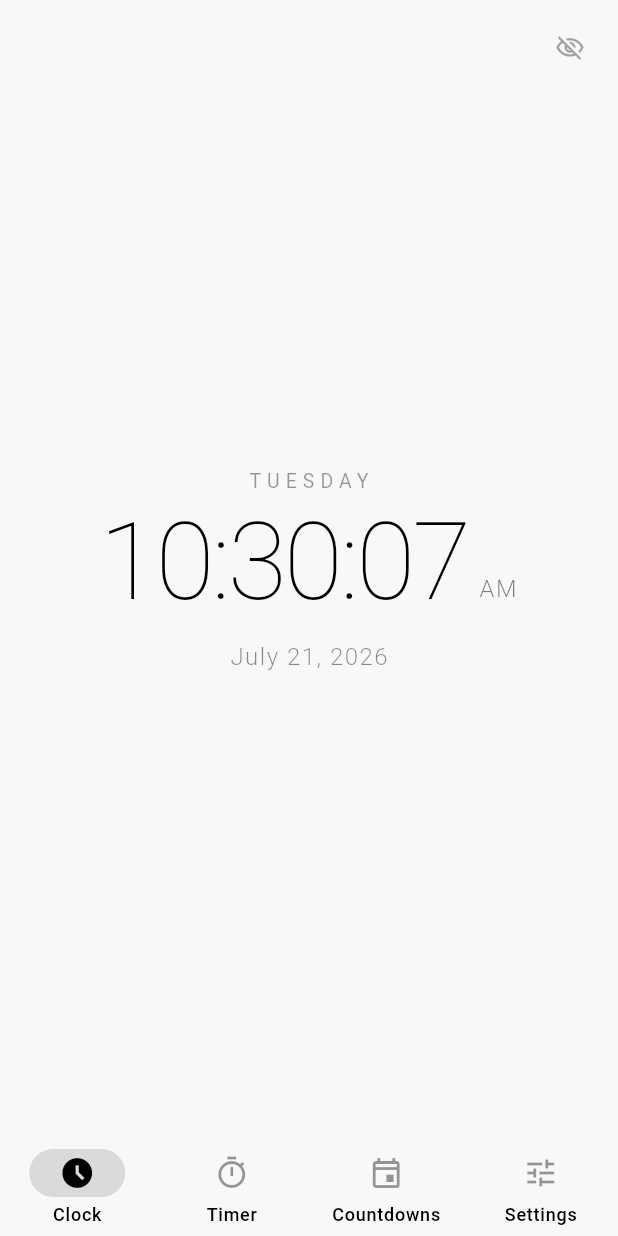
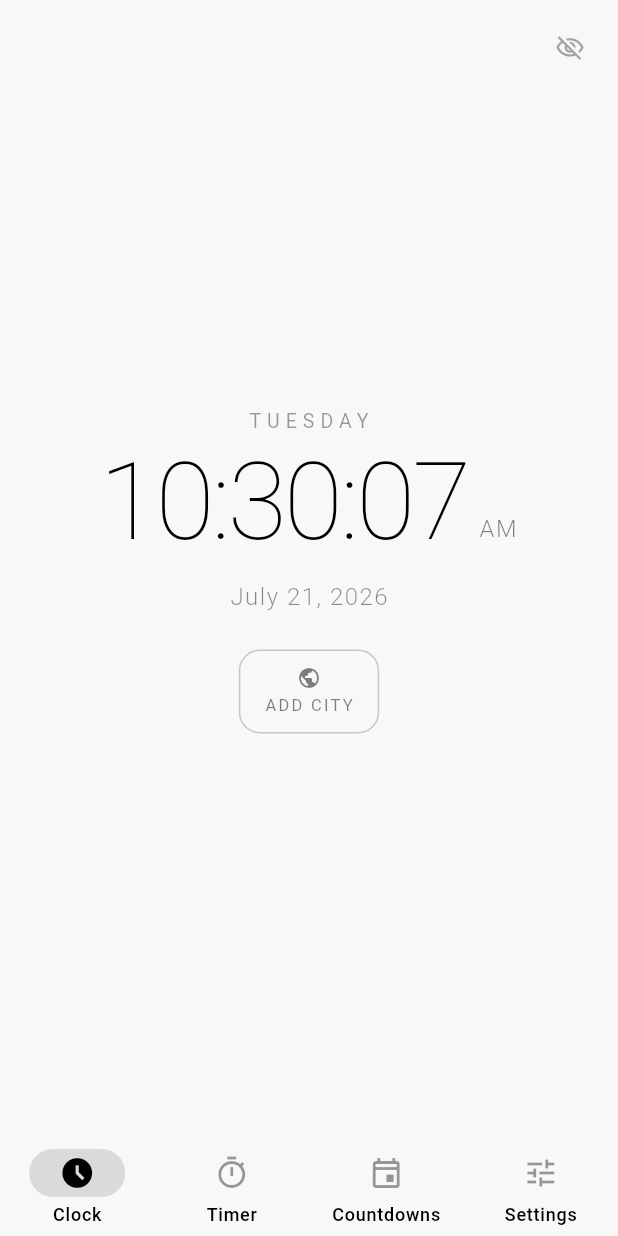
Before and after one commit to ImJustIvaan/Minimal-Clock-Mobile, a Flutter app: the screen it shows after launch, on a phone screen of 412 x 824 dp. Run offline on Flutter 3.47's test engine with Material 3 defaults, Android fonts, the phone set to English and light mode, and no system bars; our stand-ins replace app_links, flutter_local_notifications, flutter_riverpod, flutter_timezone, google_fonts, permission_handler and 6 more; missing offline and left inert: watch_connectivity; accounts and stored records are empty; Roboto replaces fonts that are missing (RobotoMono).

Commit message:
Add world clock: Add City button with per-timezone boxes below the clock
Matches the website's world clock widgets - a row of small tiles showing
live time in other timezones, persisted alongside existing settings.

```diff
--- a/lib/core/models/settings_model.dart
+++ b/lib/core/models/settings_model.dart
@@ -11,6 +11,7 @@ class AppSettings {
   final bool hourlyNotifier;
   final String selectedTimezone;
   final String clockFontFamily;
+  final List<String> worldClocks;
 
   const AppSettings({
     this.themeMode = ThemeMode.system,
@@ -23,6 +24,7 @@ class AppSettings {
     this.hourlyNotifier = false,
     this.selectedTimezone = '',
     this.clockFontFamily = '',
+    this.worldClocks = const [],
   });
 
   AppSettings copyWith({
@@ -36,6 +38,7 @@ class AppSettings {
     bool? hourlyNotifier,
     String? selectedTimezone,
     String? clockFontFamily,
+    List<String>? worldClocks,
   }) {
     return AppSettings(
       themeMode: themeMode ?? this.themeMode,
@@ -48,6 +51,7 @@ class AppSettings {
       hourlyNotifier: hourlyNotifier ?? this.hourlyNotifier,
       selectedTimezone: selectedTimezone ?? this.selectedTimezone,
       clockFontFamily: clockFontFamily ?? this.clockFontFamily,
+      worldClocks: worldClocks ?? this.worldClocks,
     );
   }
 
@@ -62,6 +66,7 @@ class AppSettings {
         'hourlyNotifier': hourlyNotifier,
         'selectedTimezone': selectedTimezone,
         'clockFontFamily': clockFontFamily,
+        'worldClocks': worldClocks,
       };
 
   factory AppSettings.fromJson(Map<String, dynamic> json) => AppSettings(
@@ -75,5 +80,9 @@ class AppSettings {
         hourlyNotifier: json['hourlyNotifier'] as bool? ?? false,
         selectedTimezone: json['selectedTimezone'] as String? ?? '',
         clockFontFamily: json['clockFontFamily'] as String? ?? '',
+        worldClocks: (json['worldClocks'] as List<dynamic>?)
+                ?.map((e) => e as String)
+                .toList() ??
+            const [],
       );
 }
--- a/lib/features/clock/clock_screen.dart
+++ b/lib/features/clock/clock_screen.dart
@@ -4,9 +4,13 @@ import 'package:flutter_riverpod/flutter_riverpod.dart';
 import 'package:intl/intl.dart';
 import 'package:timezone/timezone.dart' as tz;
 import 'package:wakelock_plus/wakelock_plus.dart';
+import '../../core/models/settings_model.dart';
 import '../../core/providers/settings_provider.dart';
 import '../../core/providers/ui_visibility_provider.dart';
+import '../settings/timezone_picker_screen.dart';
+import '../../shared/widgets/tv_focusable.dart';
 import 'widgets/animated_digit.dart';
+import 'widgets/world_clock_tile.dart';
 
 class ClockScreen extends ConsumerStatefulWidget {
   const ClockScreen({super.key});
@@ -43,6 +47,27 @@ class _ClockScreenState extends ConsumerState<ClockScreen> {
     } catch (_) {
       return _now;
     }
+  }
+
+  Future<void> _addCity(BuildContext context, AppSettings settings) async {
+    final picked = await Navigator.of(context).push<String>(
+      MaterialPageRoute(
+        builder: (_) => const TimezonePickerScreen(selected: ''),
+      ),
+    );
+    if (picked == null || picked.isEmpty) return;
+    if (settings.worldClocks.contains(picked)) return;
+    ref.read(settingsProvider.notifier).save(
+          settings.copyWith(worldClocks: [...settings.worldClocks, picked]),
+        );
+  }
+
+  void _removeCity(AppSettings settings, String tzId) {
+    ref.read(settingsProvider.notifier).save(
+          settings.copyWith(
+            worldClocks: settings.worldClocks.where((z) => z != tzId).toList(),
+          ),
+        );
   }
 
   @override
@@ -159,6 +184,48 @@ class _ClockScreenState extends ConsumerState<ClockScreen> {
                               ),
                             ),
                           ],
+                          if (!uiHidden) ...[
+                            const SizedBox(height: 24),
+                            Wrap(
+                              alignment: WrapAlignment.center,
+                              spacing: 10,
+                              runSpacing: 10,
+                              children: [
+                                for (final tzId in settings.worldClocks)
+                                  WorldClockTile(
+                                    tzId: tzId,
+                                    use24Hour: settings.use24Hour,
+                                    onRemove: () => _removeCity(settings, tzId),
+                                  ),
+                                TvFocusable(
+                                  onTap: () => _addCity(context, settings),
+                                  borderRadius: BorderRadius.circular(14),
+                                  child: Container(
+                                    padding: const EdgeInsets.symmetric(horizontal: 16, vertical: 10),
+                                    decoration: BoxDecoration(
+                                      borderRadius: BorderRadius.circular(14),
+                                      border: Border.all(color: color.withOpacity(0.2)),
+                                    ),
+                                    child: Column(
+                                      mainAxisSize: MainAxisSize.min,
+                                      children: [
+                                        Icon(Icons.public, size: 16, color: color.withOpacity(0.5)),
+                                        const SizedBox(height: 2),
+                                        Text(
+                                          'ADD CITY',
+                                          style: TextStyle(
+                                            fontSize: 11,
+                                            letterSpacing: 1.5,
+                                            color: color.withOpacity(0.5),
+                                          ),
+                                        ),
+                                      ],
+                                    ),
+                                  ),
+                                ),
+                              ],
+                            ),
+                          ],
                         ],
                       ),
                     ),
```
Also changed, not shown: lib/features/clock/widgets/world_clock_tile.dart (added, +75 -0 lines).
